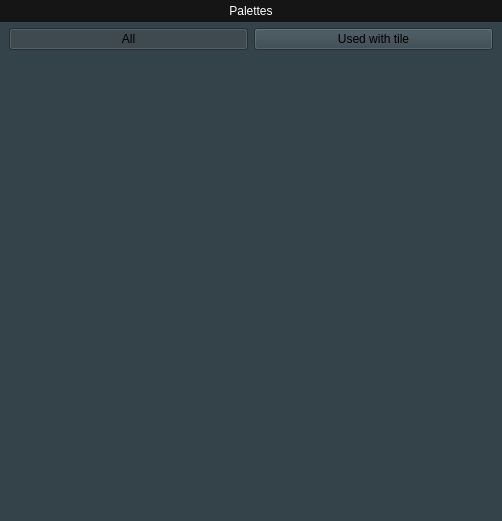
First picture: the form in TilesetEditor/fragmentpalettes.ui, repository diegofps/tileset_editor, before the edit.
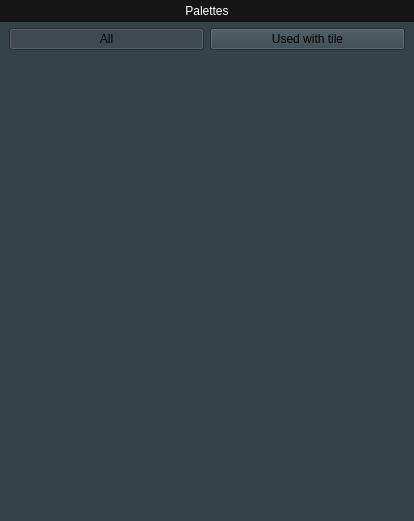
Second picture: the form after the edit.

```diff
--- a/TilesetEditor/fragmentpalettes.ui
+++ b/TilesetEditor/fragmentpalettes.ui
@@ -6,7 +6,7 @@
    <rect>
     <x>0</x>
     <y>0</y>
-    <width>502</width>
+    <width>414</width>
     <height>521</height>
    </rect>
   </property>
@@ -31,6 +31,12 @@
    </property>
    <item>
     <widget class="QFrame" name="frame">
+     <property name="minimumSize">
+      <size>
+       <width>200</width>
+       <height>0</height>
+      </size>
+     </property>
      <property name="styleSheet">
       <string notr="true">background-color: rgb(52, 66, 74);</string>
      </property>
@@ -139,6 +145,9 @@
           <property name="lineWidth">
            <number>0</number>
           </property>
+          <property name="horizontalScrollBarPolicy">
+           <enum>Qt::ScrollBarAlwaysOff</enum>
+          </property>
          </widget>
         </item>
        </layout>
```
